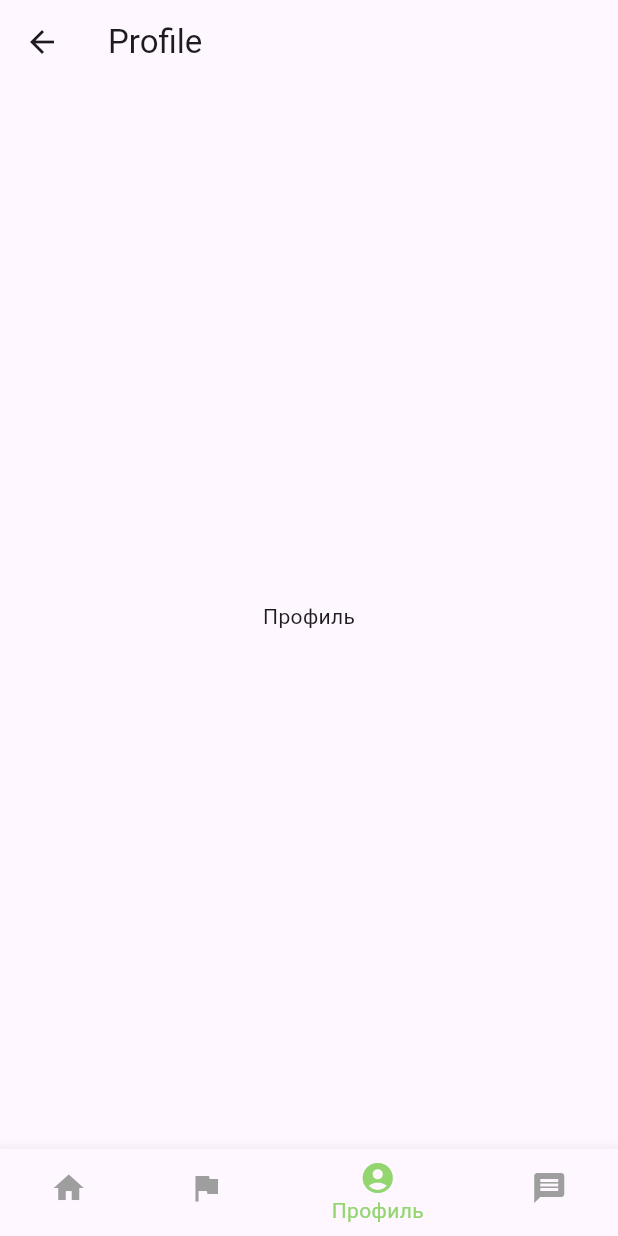
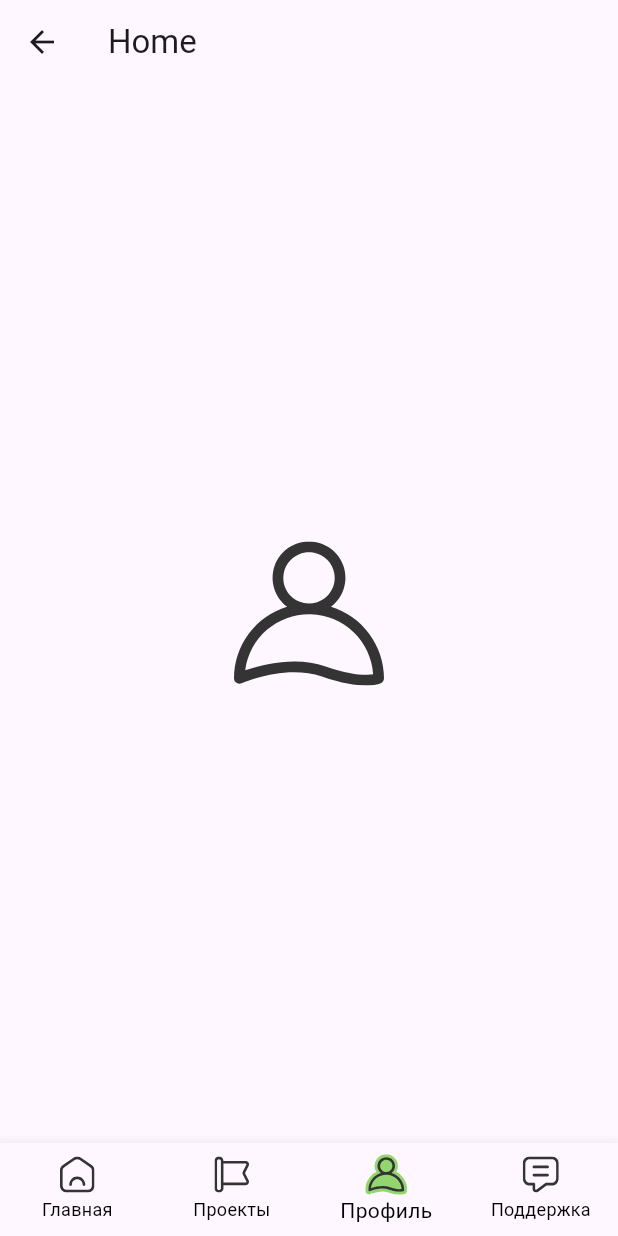
Before and after one commit to SavoSyka/mama_kris, a Flutter app: the ProfilePage screen opened by its route, on a phone screen of 412 x 824 dp. Run offline on Flutter 3.47's test engine with Material 3 defaults, Android fonts, the phone set to English and light mode, and no system bars; our stand-ins replace cloud_firestore, firebase_auth, firebase_core, flutter_svg; accounts and stored records are empty.

Commit message:
custom icon added

```diff
--- /dev/null
+++ b/lib/icon.dart
@@ -0,0 +1,49 @@
+
+import 'package:flutter/material.dart';
+import 'package:flutter_svg/flutter_svg.dart';
+
+
+class SvgIcon extends StatelessWidget {
+  final String assetName;
+
+  const SvgIcon(this.assetName, {Key? key}) : super(key: key); // Убираем параметр цвета
+
+  @override
+  Widget build(BuildContext context) {
+    return SvgPicture.asset(
+      assetName,
+      width: 24,
+      height: 24,
+    );
+  }
+}
+
+class DoubleIcon extends StatelessWidget {
+  final String topIconAsset;
+  final String bottomIconAsset;
+
+  const DoubleIcon({
+    Key? key,
+    required this.topIconAsset,
+    required this.bottomIconAsset,
+  }) : super(key: key);
+
+  @override
+  Widget build(BuildContext context) {
+    return Stack(
+      alignment: Alignment.center, // Центрируем иконки относительно друг друга
+      children: [
+        SvgPicture.asset(
+          bottomIconAsset,
+          width: 28,
+          height: 28,
+        ),
+        SvgPicture.asset(
+          topIconAsset,
+          width: 24,
+          height: 24,
+        ),
+      ],
+    );
+  }
+}
--- a/lib/pages/profile.dart
+++ b/lib/pages/profile.dart
@@ -1,20 +1,17 @@
 import 'package:flutter/material.dart';
+import 'package:flutter_svg/flutter_svg.dart';
+import 'package:mama_kris/icon.dart';
 
 class ProfilePage extends StatefulWidget {
   @override
   _ProfilePageState createState() => _ProfilePageState();
 
 }
+
+
 class _ProfilePageState extends State<ProfilePage> {
   int _selectedIndex = 2; // Индекс для отслеживания текущего выбранного элемента
 
-  // Список виджетов для каждой страницы
-  final List<Widget> _widgetOptions = [
-    Text('Главная'), // Замените на ваш виджет для /tinder
-    Text('Проекты'), // Замените на ваш виджет для /projects
-    Text('Профиль'), // Замените на ваш виджет для /profile
-    Text('Поддержка'), // Замените на ваш виджет для /support
-  ];
 
   void _onItemTapped(int index) {
     setState(() {
@@ -42,35 +39,43 @@ class _ProfilePageState extends State<ProfilePage> {
   Widget build(BuildContext context) {
     return Scaffold(
       appBar: AppBar(
-        title: const Text('Profile'),
+        title: const Text('Home'),
       ),
-      body: Center(
+      body:  Center(
         // Отображение виджета, соответствующего текущему выбранному элементу
-        child: _widgetOptions.elementAt(_selectedIndex),
+        child: SvgPicture.asset(
+          'images/icons/profile.svg',
+          width: 100, // Установите желаемый размер
+          height: 100,
+        ),
       ),
       bottomNavigationBar: BottomNavigationBar(
+        type: BottomNavigationBarType.fixed,
         items: const <BottomNavigationBarItem>[
           BottomNavigationBarItem(
-            icon: Icon(Icons.home_sharp),
+            icon: SvgIcon('images/icons/main.svg'),
             label: 'Главная',
           ),
           BottomNavigationBarItem(
-            icon: Icon(Icons.flag_sharp),
+            icon: SvgIcon('images/icons/projects.svg'),
             label: 'Проекты',
           ),
           BottomNavigationBarItem(
-            icon: Icon(Icons.account_circle_sharp),
+            icon: DoubleIcon(
+              bottomIconAsset: 'images/icons/profile-bg.svg',
+              topIconAsset: 'images/icons/profile.svg',
+            ),
             label: 'Профиль',
           ),
           BottomNavigationBarItem(
-            icon: Icon(Icons.message),
+            icon: SvgIcon('images/icons/support.svg'),
             label: 'Поддержка',
           ),
         ],
         currentIndex: _selectedIndex,
-        selectedItemColor: Color(0xFF93D56F),
-        unselectedItemColor: Colors.grey, // Цвет неактивных элементов+
         onTap: _onItemTapped,
+        selectedItemColor: Colors.black, // Цвет выбранного элемента
+        unselectedItemColor: Colors.black, // Цвет не выбранного элемента
       ),
     );
   }
```
Also changed, not shown: lib/pages/favorite.dart (+16 -8 lines), lib/pages/home.dart (+71 -7 lines), lib/pages/support.dart (+59 -16 lines), lib/pages/tinder.dart (+33 -23 lines), pubspec.yaml (+10 -3 lines), images/icons/main-bg.svg (added), images/icons/main.svg (added), images/icons/profile-bg.svg (added), images/icons/profile.svg (added), images/icons/projects-bg.svg (added), images/icons/projects.svg (added), images/icons/support-bg.svg (added), images/icons/support.svg (added), pubspec.lock.
